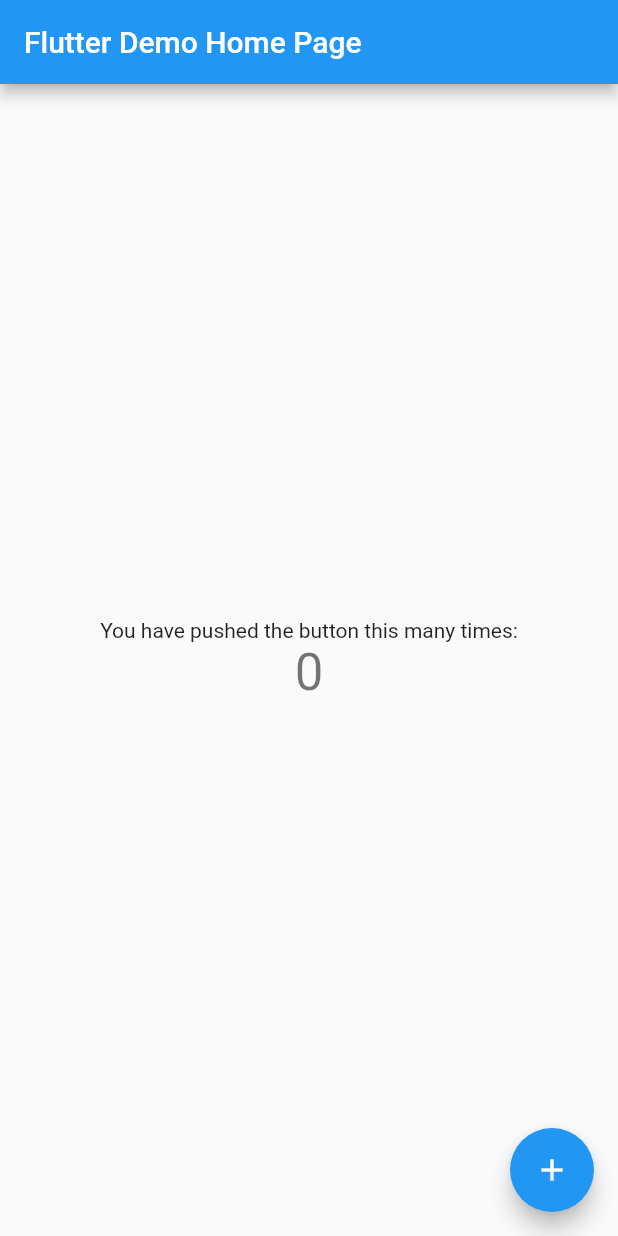
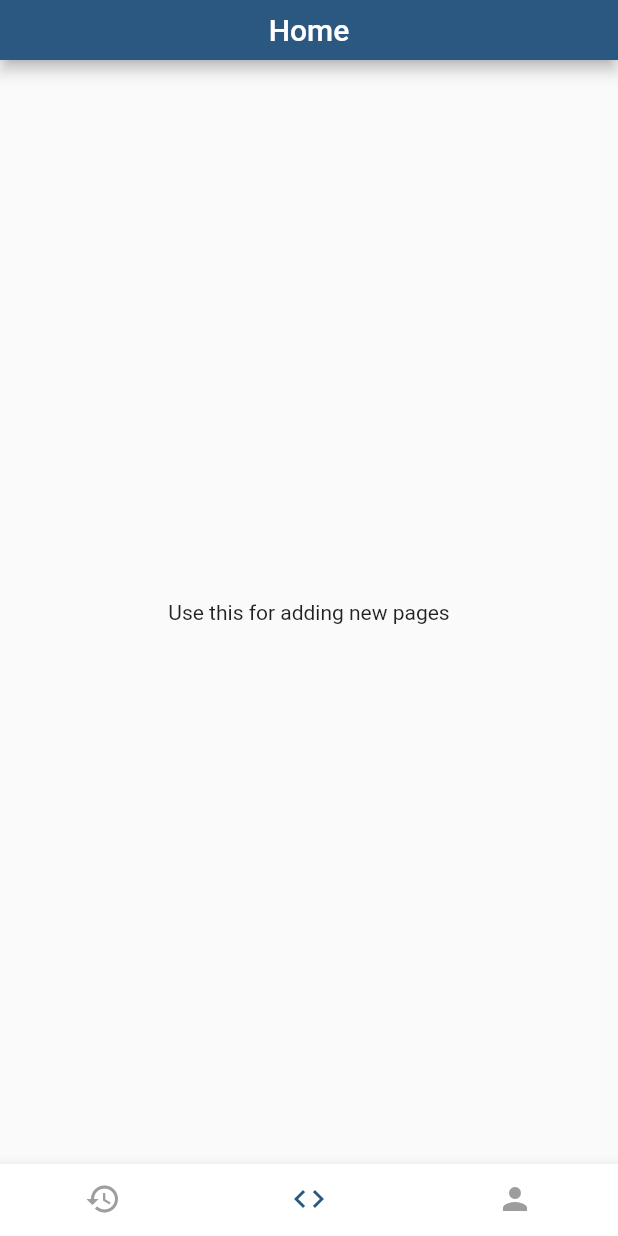
Before and after one commit to responilla07/Mobile-Queuing-System-and-Tracker-with-QR-Code, a Flutter app: the screen it shows after launch, on a phone screen of 412 x 824 dp. Run offline on Flutter 3.47's test engine with Material 2 defaults, Android fonts, the phone set to English and light mode, and no system bars.

Commit message:
feat: Created a base app (#2)
Created a following folders and dart files needed for the app.

```diff
--- /dev/null
+++ b/lib/Class/RootPage.dart
@@ -0,0 +1,8 @@
+import 'package:flutter/material.dart';
+
+class RootPageClass {
+  TabController tabController;
+  GlobalKey scaffoldKey = GlobalKey<ScaffoldState>();
+  bool isDispose = false;
+
+}
--- /dev/null
+++ b/lib/Methods/Style.dart
@@ -0,0 +1,6 @@
+import 'dart:ui';
+
+Color hexColor(String hex) {
+  String color = "0xff" + hex;
+  return Color(int.parse(color));
+}
--- /dev/null
+++ b/lib/Pages/QRCode.dart
@@ -0,0 +1,25 @@
+import 'package:flutter/material.dart';
+import 'package:queuing_system/Widgets/CustomAppBar.dart';
+
+class QRCodePage extends StatefulWidget {
+  @override
+  _QRCodePageState createState() => _QRCodePageState();
+}
+
+class _QRCodePageState extends State<QRCodePage> {
+  @override
+  Widget build(BuildContext context) {
+    return Scaffold(
+      body: Center(
+        child: Column(
+          mainAxisAlignment: MainAxisAlignment.center,
+          children: <Widget>[
+            Text(
+              'Use this for adding new pages',
+            ),
+          ],
+        ),
+      ), // This trailing comma makes auto-formatting nicer for build methods.
+    );
+  }
+}
--- /dev/null
+++ b/lib/Pages/RootPage.dart
@@ -0,0 +1,60 @@
+import 'package:flutter/material.dart';
+import 'package:queuing_system/Class/RootPage.dart';
+import 'package:queuing_system/Variables/global.dart';
+import 'package:queuing_system/Widgets/BottomNavigation.dart';
+import 'package:queuing_system/Widgets/CustomAppBar.dart';
+
+class RootPage extends StatefulWidget {
+  @override
+  _RootPageState createState() => _RootPageState();
+}
+
+class _RootPageState extends State<RootPage> with SingleTickerProviderStateMixin{
+  RootPageClass root = RootPageClass();
+
+  @override
+  void initState() {
+    root.tabController = TabController(length: 3, vsync: this, initialIndex: 1);
+    super.initState();
+  }
+
+  @override
+  void dispose() {
+    root.isDispose = true;
+    pageTitle.removeListener(() {});
+    super.dispose();
+  }
+
+  @override
+  Widget build(BuildContext context) {
+    return WillPopScope(
+      onWillPop: () async => false,
+      child: Scaffold(
+        appBar: PreferredSize(
+          preferredSize: Size.fromHeight(40.0),
+          child: CustomAppBar(root: root)
+        ),
+        // key: scaffoldKey,
+        bottomNavigationBar: BottomNavigation(tabController: root.tabController),
+        body: SafeArea(
+          child: Container(
+            color: Colors.white,
+            height: double.infinity,
+            width: double.infinity,
+            child: Column(
+              children: <Widget>[
+                Expanded(
+                  child: TabBarView(
+                    physics: NeverScrollableScrollPhysics(),
+                    children: pagesForUser,
+                    controller: root.tabController,
+                  ),
+                ),
+              ],
+            ),
+          ),
+        ),
+      ),
+    );
+  }
+}
--- /dev/null
+++ b/lib/Variables/global.dart
@@ -0,0 +1,13 @@
+import 'package:flutter/material.dart';
+import 'package:queuing_system/Pages/HistoryPage.dart';
+import 'package:queuing_system/Pages/ProfilePage.dart';
+import 'package:queuing_system/Pages/QRCode.dart';
+
+ValueNotifier<String> pageTitle = ValueNotifier("Home");
+
+List<Widget> pagesForUser = [HistoryPage(), QRCodePage(), ProfilePage()];
+List<Widget> tabsForUser = [
+  Tab(child: Icon( Icons.history )),
+  Tab(child: Icon( Icons.code )),
+  Tab(child: Icon( Icons.person )),
+];
--- /dev/null
+++ b/lib/Widgets/BottomNavigation.dart
@@ -0,0 +1,34 @@
+
+import 'package:flutter/material.dart';
+import 'package:queuing_system/Class/BottomNavigationClass.dart';
+import 'package:queuing_system/Variables/color.dart';
+import 'package:queuing_system/Variables/global.dart';
+
+class BottomNavigation extends StatefulWidget {
+  const BottomNavigation({
+    @required this.tabController,
+  });
+
+  final TabController tabController;
+  @override
+  _BottomNavigationState createState() => _BottomNavigationState();
+}
+
+class _BottomNavigationState extends State<BottomNavigation> {
+  BottomNavigationClass navigation = BottomNavigationClass();
+
+  @override
+  Widget build(BuildContext context) {
+    return BottomAppBar(
+      color: Colors.white,
+      child: TabBar(
+        onTap: (index) => navigation.onTapTabBar(index),
+        controller: widget.tabController,
+        indicatorColor: Colors.transparent,
+        unselectedLabelColor: Color(0xff9d9d9d),
+        labelColor: primaryColor,
+        tabs: tabsForUser
+      )
+    );
+  }
+}
--- /dev/null
+++ b/lib/Widgets/CustomAppBar.dart
@@ -0,0 +1,31 @@
+import 'package:flutter/material.dart';
+import 'package:queuing_system/Class/RootPage.dart';
+import 'package:queuing_system/Variables/global.dart';
+
+class CustomAppBar extends StatefulWidget {
+  const CustomAppBar({
+    @required this.root,
+  });
+  final RootPageClass root;
+  @override
+  _CustomAppBarState createState() => _CustomAppBarState();
+}
+
+class _CustomAppBarState extends State<CustomAppBar> {
+  @override
+  void initState() {
+    pageTitle.addListener(() {
+      if (!widget.root.isDispose) {
+        setState(() {});
+      }
+    });
+    super.initState();
+  }
+  @override
+  Widget build(BuildContext context) {
+    return AppBar(
+      title: Text(pageTitle.value),
+      centerTitle: true,
+    );
+  }
+}
--- a/lib/main.dart
+++ b/lib/main.dart
@@ -1,4 +1,7 @@
 import 'package:flutter/material.dart';
+import 'package:queuing_system/Variables/color.dart';
+
+import 'Pages/RootPage.dart';
 
 void main() {
   runApp(MyApp());
@@ -10,57 +13,19 @@ class MyApp extends StatelessWidget {
   Widget build(BuildContext context) {
     return MaterialApp(
       title: 'Flutter Demo',
+      home: RootPage(),
       theme: ThemeData(
-        primarySwatch: Colors.blue,
+        primaryColor: primaryColor,
         visualDensity: VisualDensity.adaptivePlatformDensity,
+        textTheme: TextTheme( //TODO Create a text theme here
+          bodyText1: TextStyle(
+            fontSize: 20.0,
+            fontFamily: 'Inter',
+            fontWeight: FontWeight.bold,
+          ),
+        ),
       ),
-      home: MyHomePage(title: 'Flutter Demo Home Page'),
+      debugShowCheckedModeBanner: false,
     );
   }
 }
-
-class MyHomePage extends StatefulWidget {
-  MyHomePage({Key key, this.title}) : super(key: key);
-  final String title;
-
-  @override
-  _MyHomePageState createState() => _MyHomePageState();
-}
-
-class _MyHomePageState extends State<MyHomePage> {
-  int _counter = 0;
-
-  void _incrementCounter() {
-    setState(() {
-      _counter++;
-    });
-  }
-
-  @override
-  Widget build(BuildContext context) {
-    return Scaffold(
-      appBar: AppBar(
-        title: Text(widget.title),
-      ),
-      body: Center(
-        child: Column(
-          mainAxisAlignment: MainAxisAlignment.center,
-          children: <Widget>[
-            Text(
-              'You have pushed the button this many times:',
-            ),
-            Text(
-              '$_counter',
-              style: Theme.of(context).textTheme.headline4,
-            ),
-          ],
-        ),
-      ),
-      floatingActionButton: FloatingActionButton(
-        onPressed: _incrementCounter,
-        tooltip: 'Increment',
-        child: Icon(Icons.add),
-      ), // This trailing comma makes auto-formatting nicer for build methods.
-    );
-  }
-}
```
Also changed, not shown: lib/BlankPage.dart (added, +28 -0 lines), lib/Class/BottomNavigationClass.dart (added, +16 -0 lines), lib/Pages/HistoryPage.dart (added, +25 -0 lines), lib/Pages/ProfilePage.dart (added, +25 -0 lines), lib/Variables/color.dart (added, +10 -0 lines), lib/Models/HistoryModel.dart (added), lib/Models/UserModel.dart (added), lib/SubPages/EditProfile.dart (added), lib/SubPages/Login.dart (added), lib/SubPages/Registration.dart (added).
